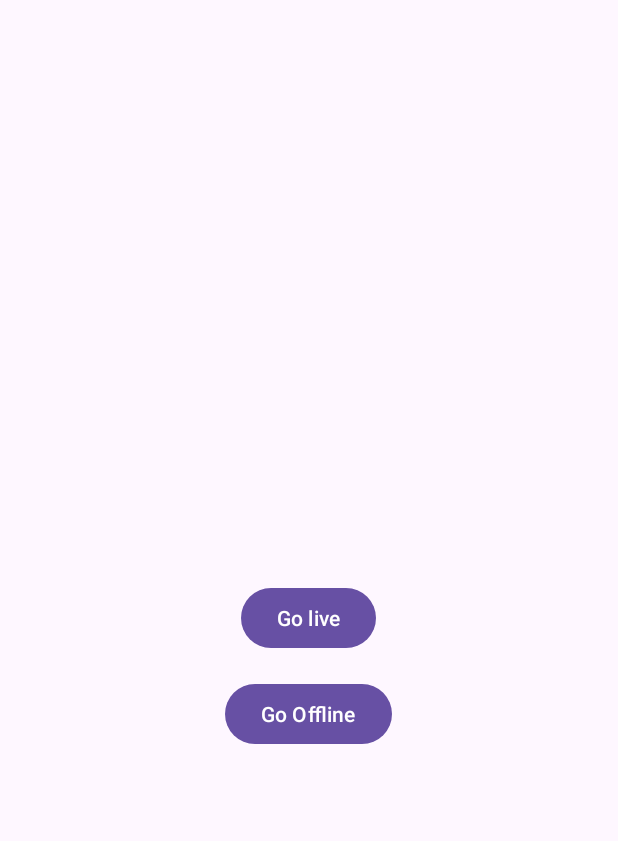
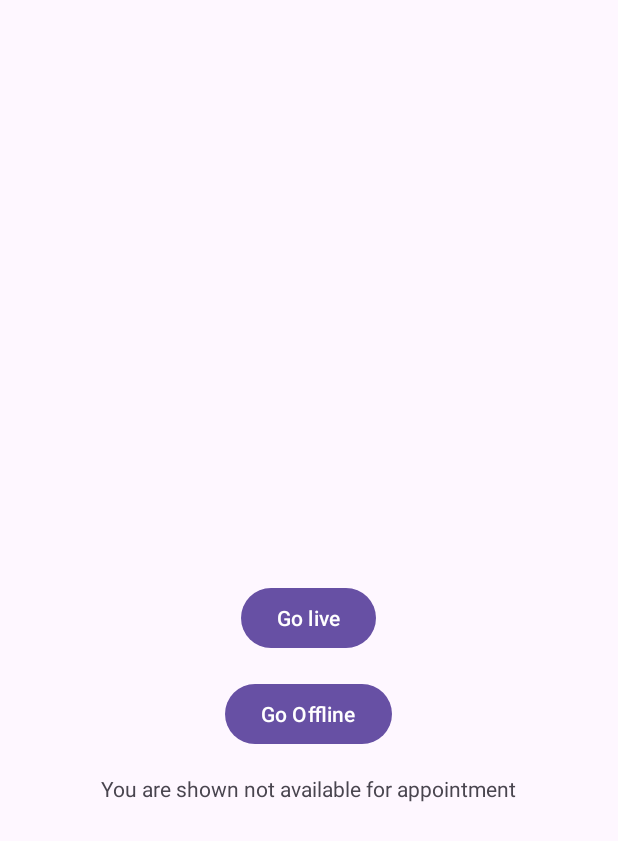
Before and after one commit to Mohit-Adhikari/OMABS-APP, an Android app: the assignRealtime screen opened directly, with no data from a screen before it, after a tap on "Go Offline", on a phone screen of 412 x 824 dp. Shown: the top 841 px of the screen. Run offline under Robolectric (Android 15) with nearby library versions, the phone set to English and light mode, and no system bars; our stand-ins replace Firebase (no records; nobody signed in at launch, a user with empty details on screens opened directly); 1 other tap on this screen came first.

```diff
--- a/app/src/main/AndroidManifest.xml
+++ b/app/src/main/AndroidManifest.xml
@@ -35,6 +35,7 @@
         <activity android:name=".available_slots"></activity>
         <activity android:name=".final_conformation"></activity>
         <activity android:name=".patient_log"></activity>
+        <activity android:name=".thank_you"></activity>
     </application>
 
 </manifest>
--- a/app/src/main/java/com/example/a4thsemproject/assignRealtime.java
+++ b/app/src/main/java/com/example/a4thsemproject/assignRealtime.java
@@ -6,6 +6,7 @@ import android.os.Bundle;
 import android.util.Log;
 import android.view.View;
 import android.widget.Button;
+import android.widget.TextView;
 
 import androidx.annotation.NonNull;
 import androidx.appcompat.app.AppCompatActivity;
@@ -31,6 +32,7 @@ public class assignRealtime extends AppCompatActivity {
         setContentView(R.layout.assign_realtime);
         Button live = findViewById(R.id.myButton);
         Button stop=findViewById(R.id.goOfflineButton);
+        TextView available=findViewById(R.id.availabilityTextView);
         uid = getIntent().getStringExtra("uid");
         namef = getIntent().getStringExtra("namef");
         agef=String.valueOf(getIntent().getStringExtra("age"));
@@ -70,6 +72,7 @@ public class assignRealtime extends AppCompatActivity {
                             @Override
                             public void onSuccess(Void aVoid) {
                                 Log.d(TAG, "Data successfully written to Realtime Database!");
+                                available.setText("You are shown available for appointment");
                             }
                         })
                         .addOnFailureListener(new OnFailureListener() {
@@ -91,6 +94,7 @@ public class assignRealtime extends AppCompatActivity {
                                 // Data has been deleted successfully
                                 // You can add your code here
                                 Log.i("Offline Sucess","sucess");
+                                available.setText("You are shown not available for appointment");
                             }
                         })
                         .addOnFailureListener(new OnFailureListener() {
--- a/app/src/main/java/com/example/a4thsemproject/doctorInfo.java
+++ b/app/src/main/java/com/example/a4thsemproject/doctorInfo.java
@@ -42,7 +42,7 @@ public class doctorInfo extends AppCompatActivity {
         radioGroup=findViewById(R.id.radioGroupGender);
 
 
-        String[] specialties = {"Cardiology", "Dermatology", "Orthopedics", "Pediatrics", "Neurology"};
+        String[] specialties = {"Cardiology", "Dermatology", "Orthopedics", "Pediatrics", "Neurology","General","Opthalmology","Maternal"};
         AutoCompleteTextView specialization=findViewById(R.id.autoCompleteSpecialty);
         ArrayAdapter<String> adapter = new ArrayAdapter<>(this, android.R.layout.simple_dropdown_item_1line, specialties);
         specialization.setAdapter(adapter);
--- a/app/src/main/res/layout/assign_realtime.xml
+++ b/app/src/main/res/layout/assign_realtime.xml
@@ -21,4 +21,13 @@
         android:layout_marginTop="16dp"
         android:layout_centerHorizontal="true"/>
 
+    <TextView
+        android:id="@+id/availabilityTextView"
+        android:layout_width="wrap_content"
+        android:layout_height="wrap_content"
+        android:text="Availability"
+        android:layout_below="@id/goOfflineButton"
+        android:layout_marginTop="16dp"
+        android:layout_centerHorizontal="true"/>
+
 </RelativeLayout>
```
Also changed, not shown: app/src/main/java/com/example/a4thsemproject/available_slots.java (+5 -4 lines), app/src/main/java/com/example/a4thsemproject/final_conformation.java (+12 -1 lines), app/src/main/java/com/example/a4thsemproject/thank_you.java (added, +16 -0 lines), app/src/main/res/layout/thank_you.xml (added, +15 -0 lines).
